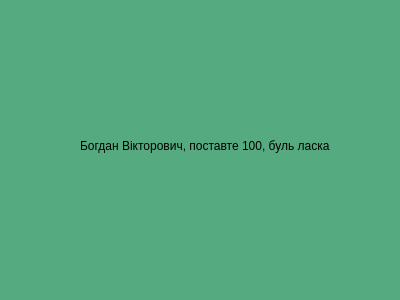
Old version of the form messegefromdevs.ui in the repository Stalkeroid13/Health_statistic.
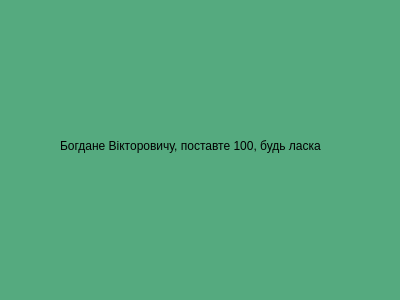
New version of the form.

Diff of the .ui file:
```diff
--- a/messegefromdevs.ui
+++ b/messegefromdevs.ui
@@ -62,14 +62,14 @@
   <widget class="QLabel" name="label">
    <property name="geometry">
     <rect>
-     <x>80</x>
+     <x>60</x>
      <y>120</y>
-     <width>251</width>
+     <width>291</width>
      <height>51</height>
     </rect>
    </property>
    <property name="text">
-    <string>Богдан Вікторович, поставте 100, буль ласка</string>
+    <string>Богдане Вікторовичу, поставте 100, будь ласка</string>
    </property>
   </widget>
  </widget>
```
